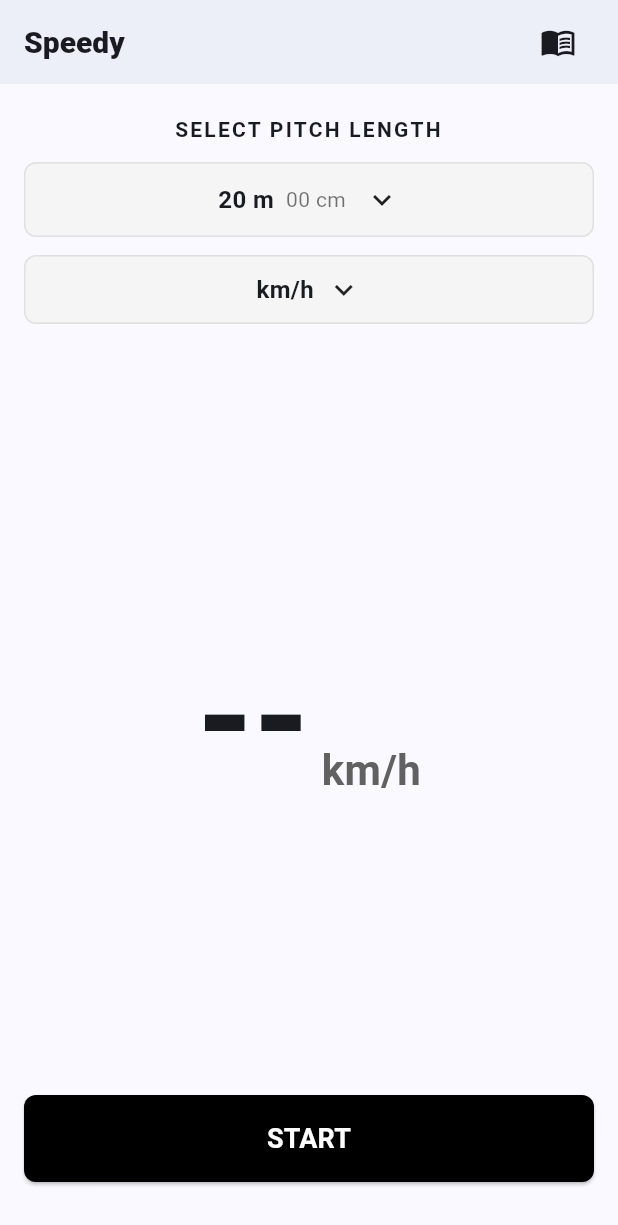
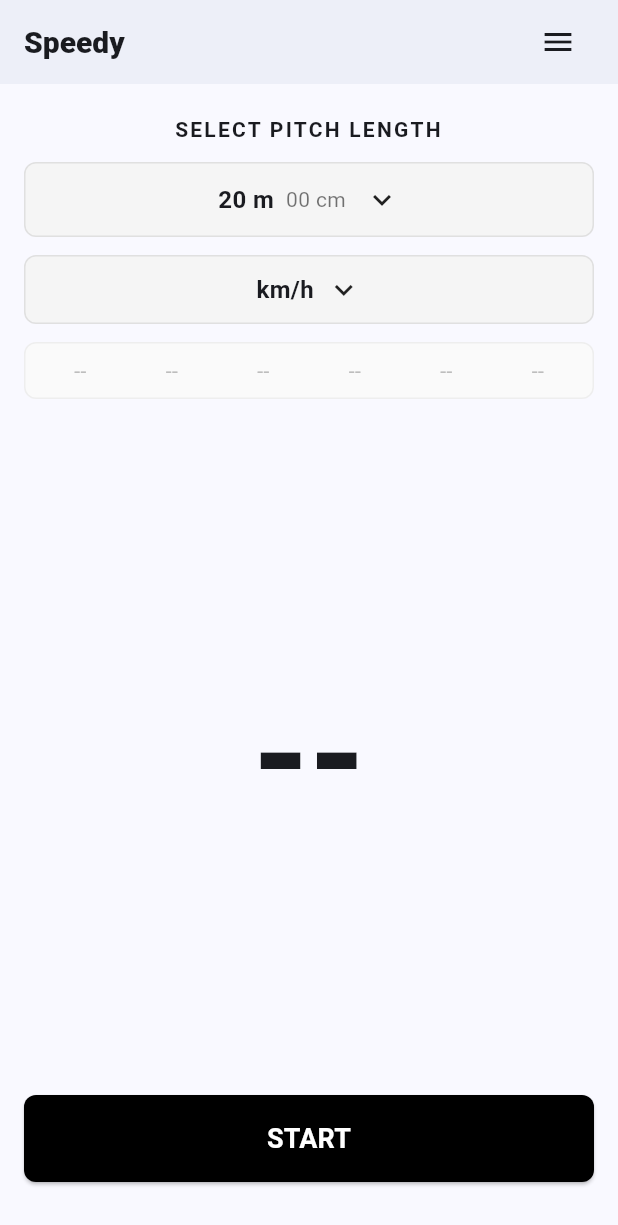
Before and after one commit to staraircool/speed4, a Flutter app: the screen it shows after launch, on a phone screen of 412 x 824 dp. Shown: the top 1225 px of the screen. Run offline on Flutter 3.47's test engine with Material 3 defaults, Android fonts, the phone set to English and light mode, and no system bars.

Commit message:
feat(ui): menu icon, unit labels KPH/MPH, history bar (last 6), animate speed with TweenAnimationBuilder

```diff
--- a/lib/main.dart
+++ b/lib/main.dart
@@ -38,6 +38,10 @@ class _SpeedHomePageState extends State<SpeedHomePage> {
   bool _running = false;
   double _pitchMeters = 20.0;
   double? _speedKmh;
+  // history stored in base km/h
+  final List<double> _history = [];
+  double _animatedSpeedStart = 0.0;
+  double _animatedSpeedEnd = 0.0;
   String _instructions =
       '1) Set the pitch length (meters)\n2) Press START when you release the ball\n3) Press STOP when the ball reaches the batsman';
 
@@ -70,6 +74,9 @@ class _SpeedHomePageState extends State<SpeedHomePage> {
         _startTime = DateTime.now();
         _running = true;
         _speedKmh = null;
+        // reset animation
+        _animatedSpeedStart = _animatedSpeedEnd;
+        _animatedSpeedEnd = _animatedSpeedStart;
       });
     } else {
       setState(() {
@@ -80,6 +87,17 @@ class _SpeedHomePageState extends State<SpeedHomePage> {
           _speedKmh = null;
         } else {
           _speedKmh = calculateSpeedKmh(_pitchMeters, durationMs / 1000.0);
+          // push to history (store km/h base)
+          if (_speedKmh != null) {
+            _history.add(_speedKmh!);
+            if (_history.length > 6) _history.removeAt(0);
+            // update animation targets (convert to selected unit for display)
+            final displayVal = _selectedUnit == Unit.kmh
+                ? _speedKmh!
+                : (_speedKmh! * 0.621371);
+            _animatedSpeedStart = _animatedSpeedEnd;
+            _animatedSpeedEnd = displayVal;
+          }
         }
       });
     }
@@ -283,8 +301,8 @@ class _SpeedHomePageState extends State<SpeedHomePage> {
                 style: TextStyle(fontWeight: FontWeight.w800, fontSize: 20)),
             const Spacer(),
             IconButton(
-              icon: const Icon(Icons.menu_book),
-              tooltip: 'Instructions',
+              icon: const Icon(Icons.menu),
+              tooltip: 'Menu',
               onPressed: _showInstructionsDialog,
             ),
           ],
@@ -363,36 +381,62 @@ class _SpeedHomePageState extends State<SpeedHomePage> {
                   ),
                 ),
               ),
+              const SizedBox(height: 12),
+              // History bar (last 6 speeds)
+              Container(
+                padding: const EdgeInsets.symmetric(vertical: 8, horizontal: 6),
+                decoration: BoxDecoration(
+                  color: Colors.grey.shade50,
+                  borderRadius: BorderRadius.circular(8),
+                  border: Border.all(color: Colors.grey.shade200),
+                ),
+                child: Row(
+                  mainAxisAlignment: MainAxisAlignment.spaceEvenly,
+                  children: List.generate(6, (i) {
+                    final idx = _history.length - 6 + i;
+                    if (idx < 0 || idx >= _history.length) {
+                      return Expanded(
+                        child: Center(
+                            child: Text('--',
+                                style: TextStyle(color: Colors.grey.shade400))),
+                      );
+                    }
+                    final valKmh = _history[idx];
+                    final displayVal = _selectedUnit == Unit.kmh
+                        ? valKmh
+                        : (valKmh * 0.621371);
+                    final fastest = _history.isNotEmpty &&
+                        valKmh == _history.reduce((a, b) => a > b ? a : b);
+                    return Expanded(
+                      child: Center(
+                        child: Text(
+                          displayVal.toStringAsFixed(1),
+                          style: TextStyle(
+                            fontWeight: FontWeight.bold,
+                            color: fastest ? Colors.red : Colors.black87,
+                          ),
+                        ),
+                      ),
+                    );
+                  }),
+                ),
+              ),
               const SizedBox(height: 24),
               Expanded(
                 child: Center(
-                  child: Row(
-                    mainAxisAlignment: MainAxisAlignment.center,
-                    crossAxisAlignment: CrossAxisAlignment.end,
-                    children: [
-                      Text(
-                        (() {
-                          if (_speedKmh == null) return '--';
-                          final val = _selectedUnit == Unit.kmh
-                              ? _speedKmh!
-                              : (_speedKmh! * 0.621371);
-                          return val.toStringAsFixed(1);
-                        })(),
+                  child: TweenAnimationBuilder<double>(
+                    tween: Tween(
+                        begin: _animatedSpeedStart, end: _animatedSpeedEnd),
+                    duration: const Duration(milliseconds: 700),
+                    builder: (context, value, child) {
+                      final displayText =
+                          _speedKmh == null ? '--' : value.toStringAsFixed(1);
+                      return Text(
+                        displayText,
                         style: const TextStyle(
                             fontSize: 96, fontWeight: FontWeight.bold),
-                      ),
-                      const SizedBox(width: 8),
-                      Padding(
-                        padding: const EdgeInsets.only(bottom: 14.0),
-                        child: Text(
-                          'km/h',
-                          style: TextStyle(
-                              fontSize: 28,
-                              color: Colors.grey.shade700,
-                              fontWeight: FontWeight.w600),
-                        ),
-                      ),
-                    ],
+                      );
+                    },
                   ),
                 ),
               ),
```
